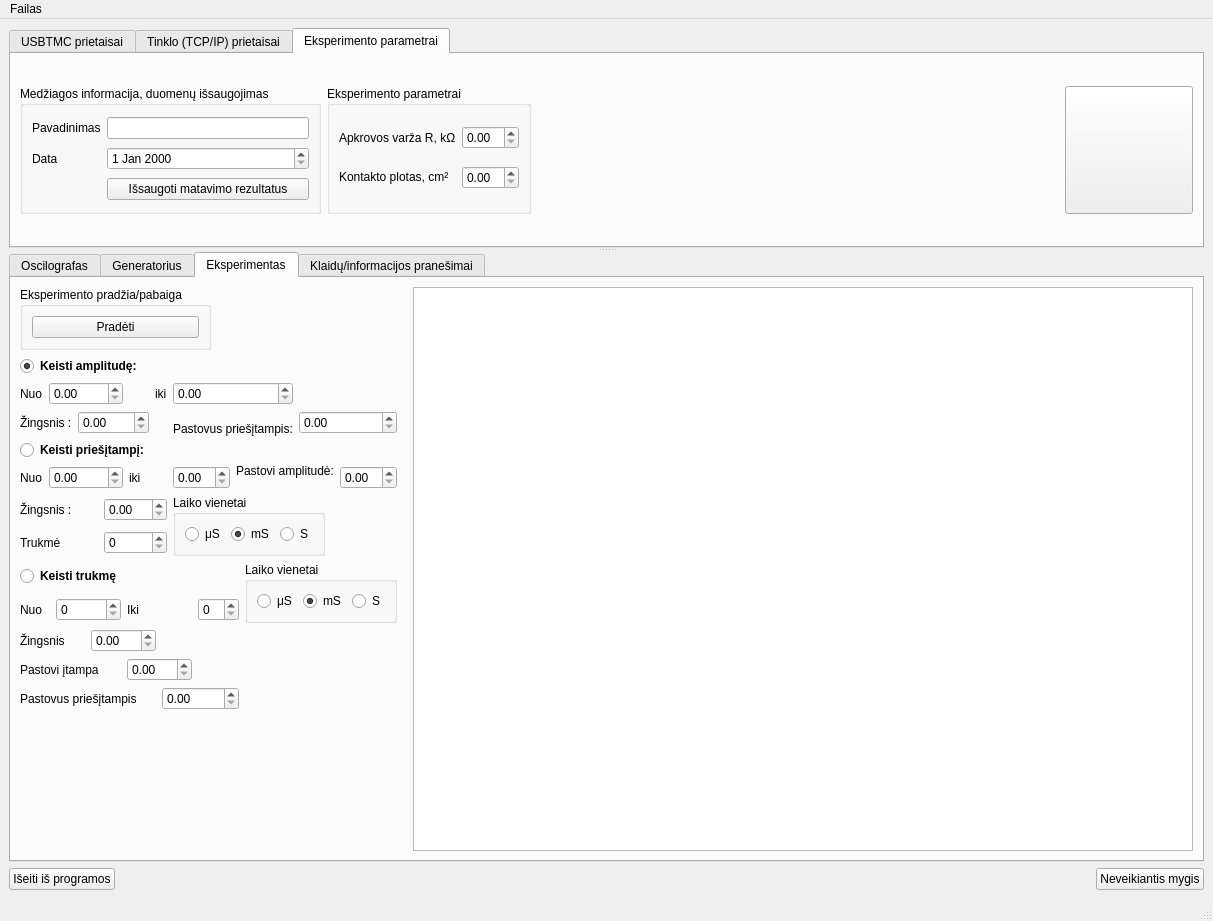
Above: UIfiles/GUIThread.ui from userIsTaken/TryUSB before the change. Below: the same form after it.
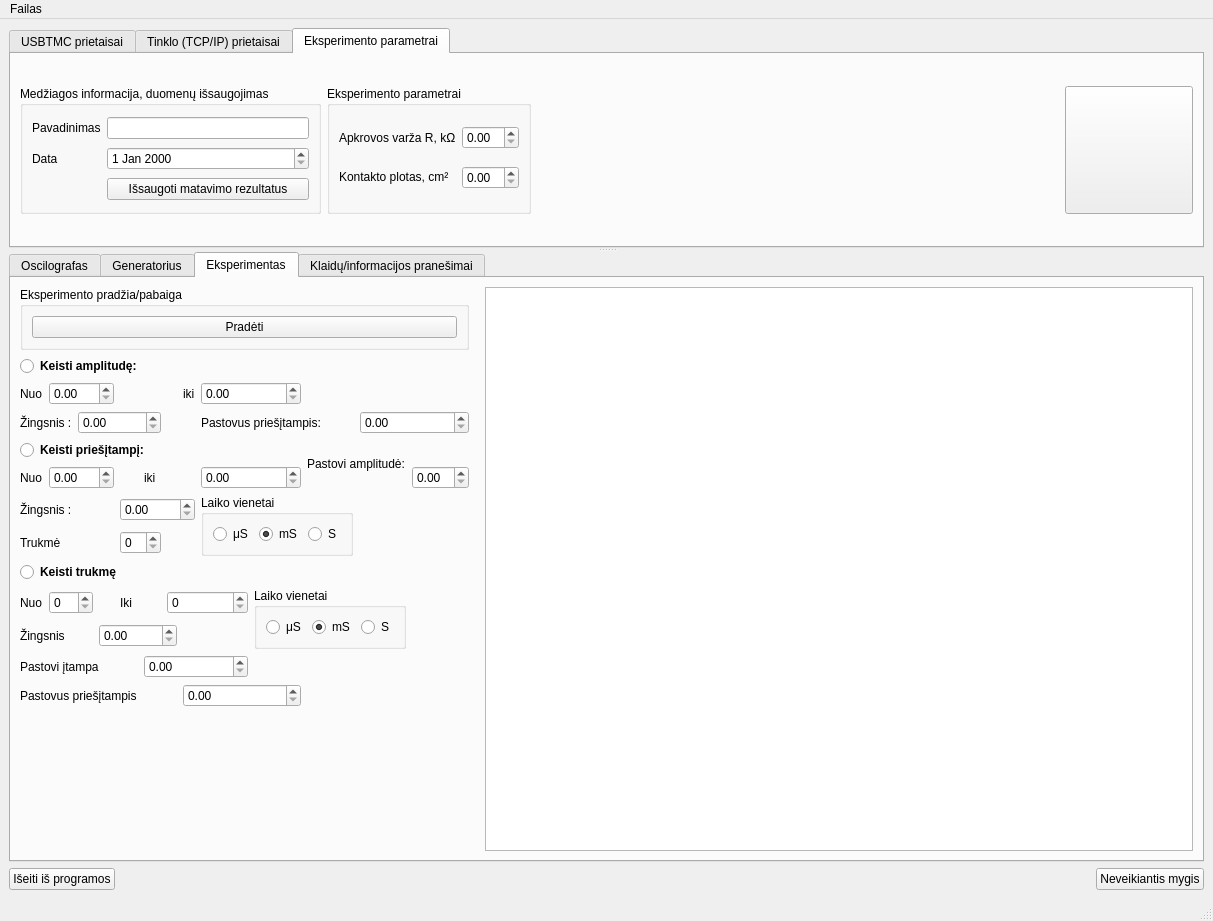
That is the form after the change. Icons and pictures are not drawn. Custom widgets are drawn as their Qt base class.

```diff
--- a/UIfiles/GUIThread.ui
+++ b/UIfiles/GUIThread.ui
@@ -1142,7 +1142,7 @@
          <string>Eksperimentas</string>
         </attribute>
         <layout class="QGridLayout" name="gridLayout_22">
-         <item row="0" column="0">
+         <item row="0" column="0" colspan="3">
           <widget class="QGroupBox" name="groupBox_5">
            <property name="title">
             <string>Eksperimento pradžia/pabaiga</string>
@@ -1158,12 +1158,12 @@
            </layout>
           </widget>
          </item>
-         <item row="0" column="3" rowspan="4">
+         <item row="0" column="4" rowspan="4">
           <widget class="PlotWidget" name="experimentDataViewPlot"/>
          </item>
-         <item row="1" column="0" colspan="2">
+         <item row="1" column="0" rowspan="2" colspan="3">
           <layout class="QGridLayout" name="gridLayout_21">
-           <item row="0" column="0" colspan="5">
+           <item row="0" column="0" colspan="7">
             <widget class="QRadioButton" name="sweepAmplitudeRadioButton">
              <property name="font">
               <font>
@@ -1175,6 +1175,9 @@
               <string>Keisti amplitudę:</string>
              </property>
              <property name="checked">
+              <bool>false</bool>
+             </property>
+             <property name="autoExclusive">
               <bool>true</bool>
              </property>
             </widget>
@@ -1189,14 +1192,14 @@
            <item row="1" column="1" colspan="3">
             <widget class="QDoubleSpinBox" name="doubleSpinBox_2"/>
            </item>
-           <item row="1" column="5">
+           <item row="1" column="7">
             <widget class="QLabel" name="label_9">
              <property name="text">
               <string>iki</string>
              </property>
             </widget>
            </item>
-           <item row="1" column="6" colspan="2">
+           <item row="1" column="8" colspan="2">
             <widget class="QDoubleSpinBox" name="doubleSpinBox"/>
            </item>
            <item row="2" column="0" colspan="2">
@@ -1206,10 +1209,10 @@
              </property>
             </widget>
            </item>
-           <item row="2" column="2" colspan="3">
+           <item row="2" column="2" colspan="4">
             <widget class="QDoubleSpinBox" name="doubleSpinBox_3"/>
            </item>
-           <item row="2" column="6" rowspan="2" colspan="2">
+           <item row="2" column="8" colspan="3">
             <widget class="QLabel" name="label_13">
              <property name="text">
               <string>Pastovus priešįtampis:</string>
@@ -1219,10 +1222,10 @@
              </property>
             </widget>
            </item>
-           <item row="2" column="8" colspan="2">
+           <item row="2" column="11" colspan="2">
             <widget class="QDoubleSpinBox" name="doubleSpinBox_4"/>
            </item>
-           <item row="3" column="0" rowspan="2" colspan="5">
+           <item row="3" column="0" colspan="7">
             <widget class="QRadioButton" name="sweepOffsetRadioButton">
              <property name="font">
               <font>
@@ -1233,9 +1236,12 @@
              <property name="text">
               <string>Keisti priešįtampį:</string>
              </property>
+             <property name="autoExclusive">
+              <bool>true</bool>
+             </property>
             </widget>
            </item>
-           <item row="4" column="7" rowspan="2" colspan="2">
+           <item row="3" column="10" rowspan="2" colspan="2">
             <widget class="QLabel" name="label_20">
              <property name="text">
               <string>&lt;html&gt;&lt;head/&gt;&lt;body&gt;&lt;p&gt;Pastovi amplitudė:&lt;/p&gt;&lt;/body&gt;&lt;/html&gt;</string>
@@ -1245,40 +1251,40 @@
              </property>
             </widget>
            </item>
-           <item row="5" column="0">
+           <item row="4" column="0">
             <widget class="QLabel" name="label_16">
              <property name="text">
               <string>Nuo</string>
              </property>
             </widget>
            </item>
-           <item row="5" column="1" colspan="3">
+           <item row="4" column="1" colspan="3">
             <widget class="QDoubleSpinBox" name="doubleSpinBox_5"/>
            </item>
-           <item row="5" column="4">
+           <item row="4" column="5" colspan="2">
             <widget class="QLabel" name="label_15">
              <property name="text">
               <string>iki</string>
              </property>
             </widget>
            </item>
-           <item row="5" column="6">
+           <item row="4" column="8" colspan="2">
             <widget class="QDoubleSpinBox" name="doubleSpinBox_6"/>
            </item>
-           <item row="5" column="9">
+           <item row="4" column="12">
             <widget class="QDoubleSpinBox" name="doubleSpinBox_8"/>
            </item>
-           <item row="6" column="0" colspan="3">
+           <item row="5" column="0" colspan="2">
             <widget class="QLabel" name="label_19">
              <property name="text">
               <string>Žingsnis :</string>
              </property>
             </widget>
            </item>
-           <item row="6" column="3" colspan="3">
+           <item row="5" column="4" colspan="4">
             <widget class="QDoubleSpinBox" name="doubleSpinBox_7"/>
            </item>
-           <item row="6" column="6" rowspan="2" colspan="4">
+           <item row="5" column="8" rowspan="2" colspan="3">
             <widget class="QGroupBox" name="groupBox_9">
              <property name="sizePolicy">
               <sizepolicy hsizetype="Fixed" vsizetype="Fixed">
@@ -1317,37 +1323,17 @@
              </layout>
             </widget>
            </item>
-           <item row="7" column="0" colspan="2">
+           <item row="6" column="0" colspan="2">
             <widget class="QLabel" name="label_14">
              <property name="text">
               <string>Trukmė</string>
              </property>
             </widget>
            </item>
-           <item row="7" column="3" colspan="3">
+           <item row="6" column="4" colspan="2">
             <widget class="QSpinBox" name="spinBox_3"/>
            </item>
-          </layout>
-         </item>
-         <item row="1" column="2">
-          <spacer name="horizontalSpacer_13">
-           <property name="orientation">
-            <enum>Qt::Horizontal</enum>
-           </property>
-           <property name="sizeType">
-            <enum>QSizePolicy::Fixed</enum>
-           </property>
-           <property name="sizeHint" stdset="0">
-            <size>
-             <width>10</width>
-             <height>20</height>
-            </size>
-           </property>
-          </spacer>
-         </item>
-         <item row="2" column="0" colspan="2">
-          <layout class="QGridLayout" name="gridLayout_24">
-           <item row="0" column="0" colspan="3">
+           <item row="7" column="0" colspan="5">
             <widget class="QRadioButton" name="sweepTimeRadioButton">
              <property name="font">
               <font>
@@ -1358,100 +1344,126 @@
              <property name="text">
               <string>Keisti trukmę</string>
              </property>
-            </widget>
-           </item>
-           <item row="0" column="6" rowspan="2">
-            <widget class="QGroupBox" name="groupBox_6">
-             <property name="sizePolicy">
-              <sizepolicy hsizetype="Fixed" vsizetype="Fixed">
-               <horstretch>0</horstretch>
-               <verstretch>0</verstretch>
-              </sizepolicy>
+             <property name="autoExclusive">
+              <bool>true</bool>
              </property>
-             <property name="title">
-              <string>Laiko vienetai</string>
-             </property>
-             <layout class="QGridLayout" name="gridLayout_23">
-              <item row="0" column="0">
-               <widget class="QRadioButton" name="triggerInterval_uS_2">
-                <property name="text">
-                 <string>μS</string>
-                </property>
-               </widget>
-              </item>
-              <item row="0" column="1">
-               <widget class="QRadioButton" name="triggerInterval_mS_2">
-                <property name="text">
-                 <string>mS</string>
-                </property>
-                <property name="checked">
-                 <bool>true</bool>
-                </property>
-               </widget>
-              </item>
-              <item row="0" column="2">
-               <widget class="QRadioButton" name="triggerInterval_S_2">
-                <property name="text">
-                 <string>S</string>
-                </property>
-               </widget>
-              </item>
-             </layout>
             </widget>
            </item>
-           <item row="1" column="0">
+           <item row="8" column="0">
             <widget class="QLabel" name="label_23">
              <property name="text">
               <string>Nuo</string>
              </property>
             </widget>
            </item>
-           <item row="1" column="1" colspan="2">
+           <item row="8" column="1" colspan="2">
             <widget class="QSpinBox" name="spinBox"/>
            </item>
-           <item row="1" column="3">
+           <item row="8" column="4">
             <widget class="QLabel" name="label_24">
              <property name="text">
               <string>Iki</string>
              </property>
             </widget>
            </item>
-           <item row="1" column="5">
+           <item row="8" column="6" colspan="3">
             <widget class="QSpinBox" name="spinBox_2"/>
            </item>
-           <item row="2" column="0" colspan="2">
+           <item row="8" column="9" rowspan="2" colspan="3">
+            <widget class="QGroupBox" name="groupBox_6">
+             <property name="sizePolicy">
+              <sizepolicy hsizetype="Fixed" vsizetype="Fixed">
+               <horstretch>0</horstretch>
+               <verstretch>0</verstretch>
+              </sizepolicy>
+             </property>
+             <property name="title">
+              <string>Laiko vienetai</string>
+             </property>
+             <layout class="QGridLayout" name="gridLayout_23">
+              <item row="0" column="0">
+               <widget class="QRadioButton" name="triggerInterval_uS_2">
+                <property name="text">
+                 <string>μS</string>
+                </property>
+               </widget>
+              </item>
+              <item row="0" column="1">
+               <widget class="QRadioButton" name="triggerInterval_mS_2">
+                <property name="text">
+                 <string>mS</string>
+                </property>
+                <property name="checked">
+                 <bool>true</bool>
+                </property>
+               </widget>
+              </item>
+              <item row="0" column="2">
+               <widget class="QRadioButton" name="triggerInterval_S_2">
+                <property name="text">
+                 <string>S</string>
+                </property>
+               </widget>
+              </item>
+             </layout>
+            </widget>
+           </item>
+           <item row="9" column="0" colspan="2">
             <widget class="QLabel" name="label_25">
              <property name="text">
               <string>Žingsnis</string>
              </property>
             </widget>
            </item>
-           <item row="2" column="2" colspan="2">
+           <item row="9" column="3" colspan="4">
             <widget class="QDoubleSpinBox" name="doubleSpinBox_9"/>
            </item>
-           <item row="3" column="0" colspan="3">
+           <item row="10" column="0" colspan="5">
             <widget class="QLabel" name="label_26">
              <property name="text">
               <string>Pastovi įtampa</string>
              </property>
             </widget>
            </item>
-           <item row="3" column="3" colspan="2">
+           <item row="10" column="5" colspan="4">
             <widget class="QDoubleSpinBox" name="doubleSpinBox_10"/>
            </item>
-           <item row="4" column="0" colspan="4">
+           <item row="11" column="0" colspan="7">
             <widget class="QLabel" name="label_27">
              <property name="text">
               <string>Pastovus priešįtampis</string>
              </property>
             </widget>
            </item>
-           <item row="4" column="4" colspan="2">
+           <item row="11" column="7" colspan="3">
             <widget class="QDoubleSpinBox" name="doubleSpinBox_11"/>
            </item>
           </layout>
          </item>
-         <item row="3" column="1">
+         <item row="1" column="3">
+          <spacer name="horizontalSpacer_13">
+           <property name="orientation">
+            <enum>Qt::Horizontal</enum>
+           </property>
+           <property name="sizeType">
+            <enum>QSizePolicy::Fixed</enum>
+           </property>
+           <property name="sizeHint" stdset="0">
+            <size>
+             <width>10</width>
+             <height>20</height>
+            </size>
+           </property>
+          </spacer>
+         </item>
+         <item row="2" column="1">
+          <widget class="QLabel" name="label_5">
+           <property name="text">
+            <string/>
+           </property>
+          </widget>
+         </item>
+         <item row="3" column="2">
           <spacer name="verticalSpacer_3">
            <property name="orientation">
             <enum>Qt::Vertical</enum>
@@ -1465,19 +1477,6 @@
           </spacer>
          </item>
         </layout>
-        <widget class="QLabel" name="label_5">
-         <property name="geometry">
-          <rect>
-           <x>161</x>
-           <y>263</y>
-           <width>16</width>
-           <height>18</height>
-          </rect>
-         </property>
-         <property name="text">
-          <string/>
-         </property>
-        </widget>
        </widget>
        <widget class="QWidget" name="tab">
         <attribute name="title">
```
